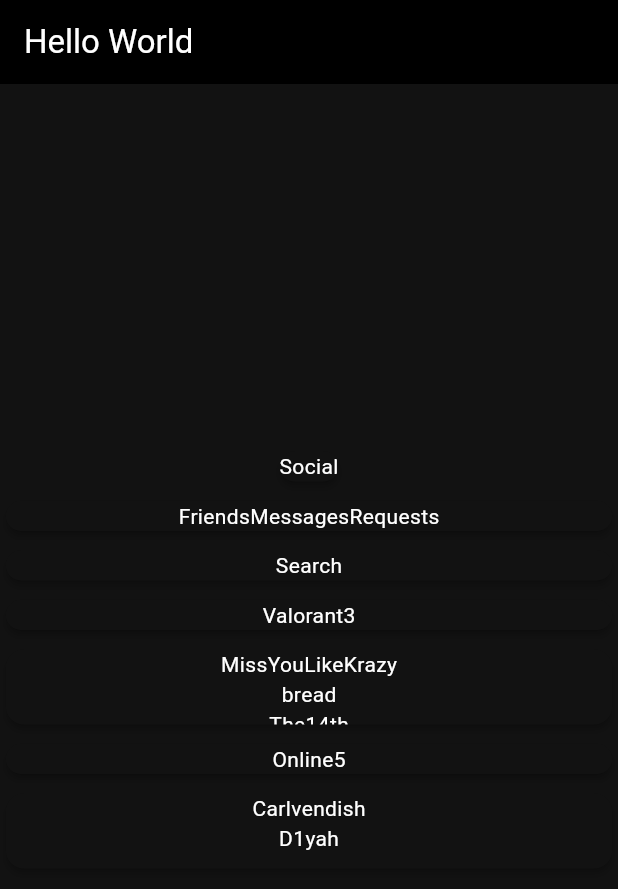
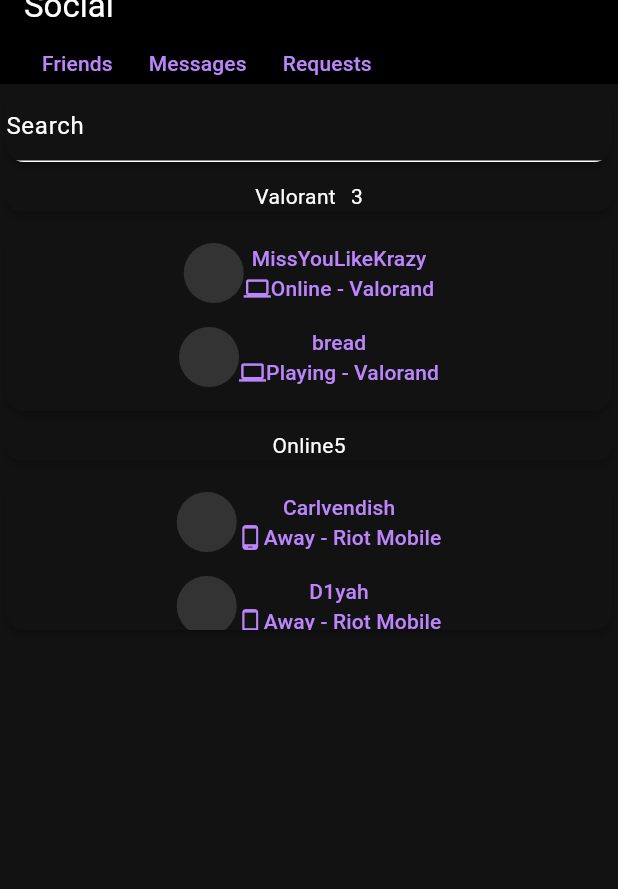
Before and after one commit to school-jess/IT314AB_Evangelista, a Flutter app: the screen it shows after launch, on a phone screen of 412 x 824 dp. Shown: the top 889 px of the screen. Run offline on Flutter 3.47's test engine with Material 3 defaults, Android fonts, the light colour scheme and no system bars.

Commit message:
feat: added navigation

```diff
--- a/exam_2/lib/main.dart
+++ b/exam_2/lib/main.dart
@@ -1,4 +1,5 @@
 import 'package:flutter/material.dart';
+import 'package:flutter/services.dart';
 
 void main() {
   runApp(const MyApp());
@@ -20,7 +21,7 @@
         // try changing the seedColor in the colorScheme below to Colors.green
         // and then invoke "hot reload" (save your changes or press the "hot
         // reload" button in a Flutter-supported IDE, or press "r" if you used
-        // the command line to start the app).
+        // the command line to center the app).
         //
         // Notice that the counter didn't reset back to zero; the application
         // state is not lost during the reload. To reset the state, use hot
@@ -30,27 +31,40 @@
         // tested with just a hot reload.
         colorScheme: ColorScheme.dark(),
       ),
-      home: const MyHomePage(),
+      routes: {
+        "/": (ctx) => const MyHomePage(),
+        "/user-message": (ctx) => const UserMessage(),
+      },
     );
   }
 }
 
-class MyHomePage extends StatelessWidget {
+class MyHomePage extends StatefulWidget {
   const MyHomePage({super.key});
 
-  // This widget is the home page of your application. It is stateful, meaning
-  // that it has a State object (defined below) that contains fields that affect
-  // how it looks.
+  @override
+  State<MyHomePage> createState() => _MyHomePageState();
+}
 
-  // This class is the configuration for the state. It holds the values (in this
-  // case the title) provided by the parent (in this case the App widget) and
-  // used by the build method of the State. Fields in a Widget subclass are
-  // always marked "final".
+class _MyHomePageState extends State<MyHomePage> {
+  late final TextEditingController _searchController;
+
+  @override
+  void initState() {
+    super.initState();
+    _searchController = TextEditingController(text: "Search");
+  }
+
+  @override
+  void dispose() {
+    _searchController.dispose();
+    super.dispose();
+  }
 
   @override
   Widget build(BuildContext context) {
     List<int> valorantFriends = [0, 1, 2];
-    List<int> riotFriends = [3, 4];
+    List<int> inactiveFriends = [3, 4];
     List<String> friends = [
       "MissYouLikeKrazy",
       "bread",
@@ -58,29 +72,13 @@
       "Carlvendish",
       "D1yah",
     ];
-    Card socialCard = Card(
-      clipBehavior: Clip.antiAlias,
-      elevation: 2.0,
-      child: const Text("Social"),
-    );
-    Card tabsCard = Card(
-      clipBehavior: Clip.antiAlias,
-      elevation: 2.0,
-      child: Row(
-        mainAxisAlignment: MainAxisAlignment.center,
-        children: [
-          const Text("Friends"),
-          const Text("Messages"),
-          const Text("Requests"),
-        ],
-      ),
-    );
+    List<bool> isPlaying = [false, true, true];
     Card searchBarCard = Card(
       clipBehavior: Clip.antiAlias,
       elevation: 2.0,
       child: Row(
         mainAxisAlignment: MainAxisAlignment.center,
-        children: [const Text("Search")],
+        children: [Flexible(child: TextField(controller: _searchController))],
       ),
     );
     Card gameCard = Card(
@@ -88,7 +86,7 @@
       elevation: 2.0,
       child: Row(
         mainAxisAlignment: MainAxisAlignment.center,
-        children: [const Text("Valorant"), Text("${valorantFriends.length}")],
+        children: [const Text("Valorant"), const SizedBox(width: 10,), Text("${valorantFriends.length}")],
       ),
     );
     Card gameFriendsCard = valorantFriends.isNotEmpty
@@ -96,14 +94,61 @@
             clipBehavior: Clip.antiAlias,
             elevation: 2.0,
             child: SizedBox(
-              height: 50,
+              height: 120,
               child: ListView.builder(
                 itemCount: valorantFriends.length,
                 itemBuilder: (context, index) {
                   return Row(
                     mainAxisAlignment: MainAxisAlignment.center,
                     children: [
-                      Text(friends[valorantFriends[index]]),
+                      TextButton(
+                        onPressed: () {
+                          Navigator.pushNamed(
+                            context,
+                            "/user-message",
+                            arguments: {
+                              "user-name": friends[valorantFriends[index]],
+                              "is-active": true,
+                              "is-playing": !isPlaying[valorantFriends[index]]
+                                  ? false
+                                  : true,
+                            },
+                          );
+                        },
+                        child: Row(
+                          mainAxisAlignment: MainAxisAlignment.center,
+                          children: [
+                            CircleAvatar(
+                              maxRadius: 20.0,
+                              backgroundColor: Color.from(
+                                alpha: 1.0,
+                                red: 0.2,
+                                green: 0.2,
+                                blue: 0.2,
+                              ),
+                              // foregroundImage: ImageProvider,
+                            ),
+                            Column(
+                              mainAxisAlignment: MainAxisAlignment.center,
+                              children: [
+                                Text(friends[valorantFriends[index]]),
+                                Row(
+                                  mainAxisAlignment: MainAxisAlignment.center,
+                                  children: [
+                                    Icon(Icons.computer),
+                                    Text(
+                                      !isPlaying[valorantFriends[index]]
+                                          ? "Online"
+                                          : "Playing",
+                                    ),
+                                    const Text(" - Valorand"),
+                                  ],
+                                ),
+                              ],
+                            ),
+                          ],
+                        ),
+                      ),
                     ],
                     // title: Text(friends[valorantFriends[index]]),
                   );
@@ -129,14 +174,54 @@
             clipBehavior: Clip.antiAlias,
             elevation: 2.0,
             child: SizedBox(
-              height: 50,
+              height: 100,
               child: ListView.builder(
-                itemCount: riotFriends.length,
+                itemCount: inactiveFriends.length,
                 itemBuilder: (context, index) {
                   return Row(
                     mainAxisAlignment: MainAxisAlignment.center,
                     children: [
-                      Text(friends[riotFriends[index]]),
+                      TextButton(
+                        onPressed: () {
+                          Navigator.pushNamed(
+                            context,
+                            "/user-message",
+                            arguments: {
+                              "user-name": friends[inactiveFriends[index]],
+                              "is-active": false,
+                              "is-playing": false,
+                            },
+                          );
+                        },
+                        child: Row(
+                          mainAxisAlignment: .center,
+                          children: [
+                            CircleAvatar(
+                              maxRadius: 20.0,
+                              backgroundColor: Color.from(
+                                alpha: 1.0,
+                                red: 0.2,
+                                green: 0.2,
+                                blue: 0.2,
+                              ),
+                              // foregroundImage: ImageProvider,
+                            ),
+                            Column(
+                              mainAxisAlignment: .center,
+                              children: [
+                                Text(friends[inactiveFriends[index]]),
+                                Row(
+                                  mainAxisAlignment: .center,
+                                  children: [
+                                    Icon(Icons.phone_android),
+                                    const Text("Away - Riot Mobile"),
+                                  ],
+                                ),
+                              ],
+                            ),
+                          ],
+                        ),
+                      ),
                     ],
                     // title: Text(friends[valorantFriends[index]]),
                   );
@@ -149,42 +234,27 @@
             elevation: 2.0,
             child: SizedBox(height: 0),
           );
-    // This method is rerun every time setState is called, for instance as done
-    // by the _incrementCounter method above.
-    //
-    // The Flutter framework has been optimized to make rerunning build methods
-    // fast, so that you can just rebuild anything that needs updating rather
-    // than having to individually change instances of widgets.
     return Scaffold(
       appBar: AppBar(
-        // TRY THIS: Try changing the color here to a specific color (to
-        // Colors.amber, perhaps?) and trigger a hot reload to see the AppBar
-        // change color while the other colors stay the same.
         backgroundColor: Theme.of(context).colorScheme.inversePrimary,
-        // Here we take the value from the MyHomePage object that was created by
-        // the App.build method, and use it to set our appbar title.
-        title: Text("Hello World"),
+        title: Column(
+          // mainAxisAlignment: .center,
+          crossAxisAlignment: .start,
+          children: [
+            const Text("Social"),
+            Row(
+              children: [
+                TextButton(onPressed: () {}, child: const Text("Friends")),
+                TextButton(onPressed: () {}, child: const Text("Messages")),
+                TextButton(onPressed: () {}, child: const Text("Requests")),
+              ],
+            ),
+          ],
+        ),
       ),
       body: Column(
-        // Column is also a layout widget. It takes a list of children and
-        // arranges them vertically. By default, it sizes itself to fit its
-        // children horizontally, and tries to be as tall as its parent.
-        //
-        // Column has various properties to control how it sizes itself and
-        // how it positions its children. Here we use mainAxisAlignment to
-        // center the children vertically; the main axis here is the vertical
-        // axis because Columns are vertical (the cross axis would be
-        // horizontal).
-        //
-        // TRY THIS: Invoke "debug painting" (choose the "Toggle Debug Paint"
-        // action in the IDE, or press "p" in the console), to see the
-        // wireframe for each widget.
-        mainAxisAlignment: .center,
+        mainAxisAlignment: .start,
         children: [
-          socialCard,
-          const SizedBox(height: 5),
-          tabsCard,
-          const SizedBox(height: 5),
           searchBarCard,
           const SizedBox(height: 5),
           gameCard,
@@ -199,3 +269,87 @@
     );
   }
 }
+
+class UserMessage extends StatefulWidget {
+  const UserMessage({super.key});
+
+  @override
+  State<UserMessage> createState() => _UserMessageState();
+}
+
+class _UserMessageState extends State<UserMessage> {
+  late final TextEditingController _msgController;
+
+  @override
+  void initState() {
+    super.initState();
+    _msgController = TextEditingController(text: "Send a Message");
+  }
+
+  @override
+  void dispose() {
+    _msgController.dispose();
+    super.dispose();
+  }
+
+  @override
+  Widget build(BuildContext context) {
+    final args =
+        ModalRoute.of(context)!.settings.arguments as Map<String, dynamic>;
+
+    var userName = args["user-name"] as String;
+    var isActive = args["is-active"] as bool;
+    var isPlaying = args["is-playing"] as bool;
+
+    Row userStatus;
+    if (isActive) {
+      if (isPlaying) {
+        userStatus = Row(
+          mainAxisAlignment: .center,
+          children: [Icon(Icons.computer), const Text("Playing - Valorant")],
+        );
+      } else {
+        userStatus = Row(
+          mainAxisAlignment: .center,
+          children: [Icon(Icons.computer), const Text("Online - Valorant")],
+        );
+      }
+    } else {
+      userStatus = Row(
+        mainAxisAlignment: .center,
+        children: [Icon(Icons.phone_android), const Text("Away - Riot Mobile")],
+      );
+    }
+
+    return Scaffold(
+      appBar: AppBar(
+        backgroundColor: Theme.of(context).colorScheme.inversePrimary,
+        title: Row(
+          mainAxisAlignment: .center,
+          children: [
+            const CircleAvatar(
+              maxRadius: 20.0,
+              backgroundColor: Color.from(
+                alpha: 1.0,
+                red: 0.2,
+                green: 0.2,
+                blue: 0.2,
+              ),
+              // foregroundImage: ImageProvider,
+            ),
+            Column(
+              mainAxisAlignment: .center,
+              children: [Text(userName), userStatus],
+            ),
+          ],
+        ),
+      ),
+      body: Center(
+        child: Column(
+          mainAxisAlignment: MainAxisAlignment.start,
+          children: [TextField(controller: _msgController)],
+        ),
+      ),
+    );
+  }
+}
```
Also changed, not shown: 2 other files.
